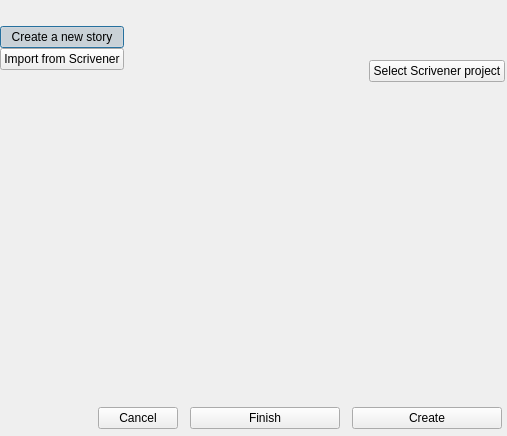
Old version of the form ui/story_creation_dialog.ui in the repository zkovari/plotlyst.
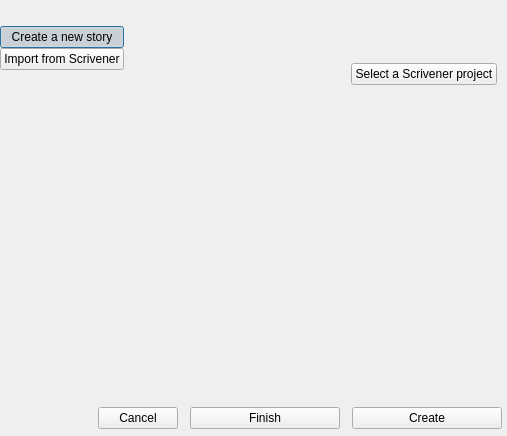
New version of the form. The open tabs and pages were chosen to show the change. Custom widgets are drawn as their Qt base class.

Commit message: Polish scrivener import dialog

```diff
--- a/ui/story_creation_dialog.ui
+++ b/ui/story_creation_dialog.ui
@@ -270,7 +270,7 @@
        <widget class="QWidget" name="pageScrivener">
         <layout class="QVBoxLayout" name="verticalLayout_4">
          <property name="spacing">
-          <number>3</number>
+          <number>6</number>
          </property>
          <property name="leftMargin">
           <number>2</number>
@@ -279,7 +279,7 @@
           <number>40</number>
          </property>
          <property name="rightMargin">
-          <number>2</number>
+          <number>10</number>
          </property>
          <property name="bottomMargin">
           <number>2</number>
@@ -299,20 +299,11 @@
          </item>
          <item alignment="Qt::AlignRight">
           <widget class="QPushButton" name="btnLoadScrivener">
-           <property name="sizePolicy">
-            <sizepolicy hsizetype="Maximum" vsizetype="Fixed">
-             <horstretch>0</horstretch>
-             <verstretch>0</verstretch>
-            </sizepolicy>
-           </property>
            <property name="cursor">
             <cursorShape>PointingHandCursor</cursorShape>
            </property>
            <property name="text">
-            <string>Select Scrivener project</string>
-           </property>
-           <property name="base" stdset="0">
-            <bool>true</bool>
+            <string>Select a Scrivener project</string>
            </property>
            <property name="positive" stdset="0">
             <bool>true</bool>
```
Left out of the diff: 7 changed lines with no effect on the pictures.
